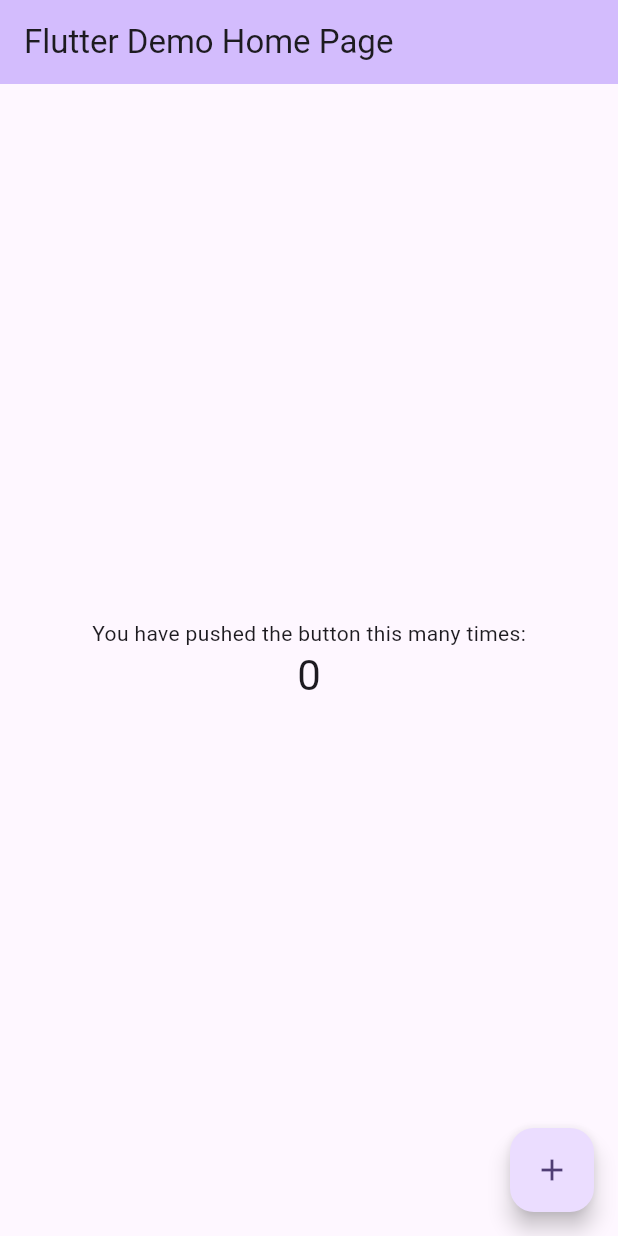
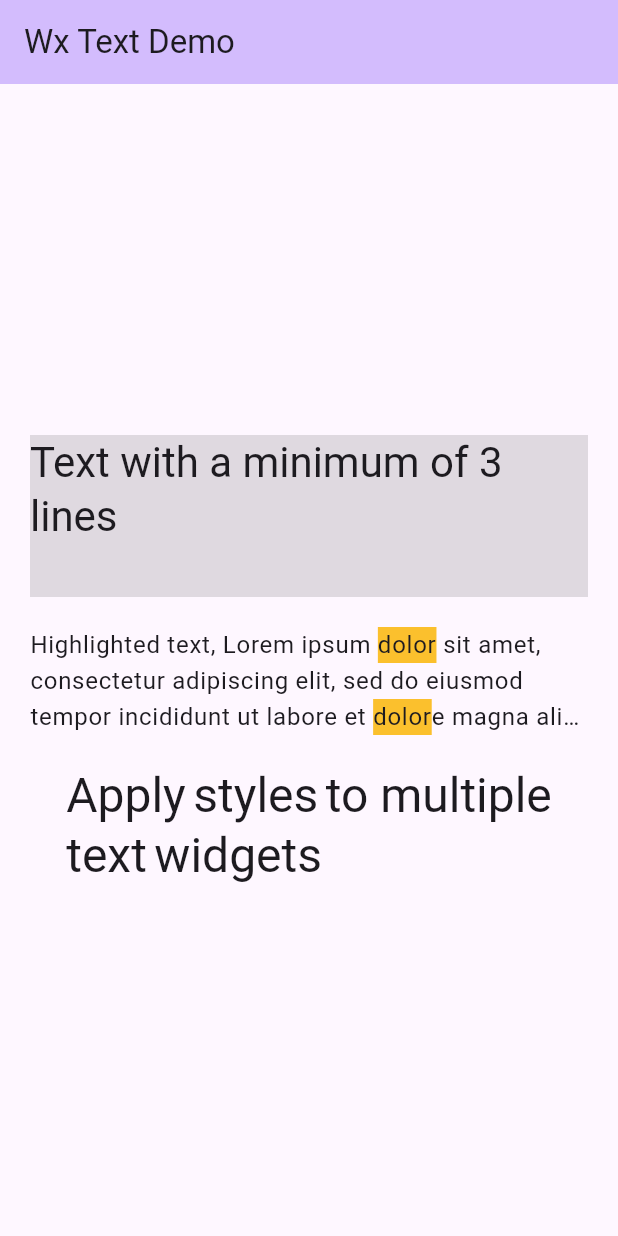
Before and after one commit to davigmacode/flutter_wx_text, a Flutter app: the screen it shows after launch, on a phone screen of 412 x 824 dp. Run offline on Flutter 3.47's test engine with Material 3 defaults, Android fonts, the phone set to English and light mode, and no system bars.

Commit message:
Releases v1.0.0

```diff
--- a/example/lib/main.dart
+++ b/example/lib/main.dart
@@ -1,4 +1,7 @@
+/* spell-checker: disable */
+
 import 'package:flutter/material.dart';
+import 'package:wx_text/wx_text.dart';
 
 void main() {
   runApp(const MyApp());
@@ -7,46 +10,21 @@
 class MyApp extends StatelessWidget {
   const MyApp({super.key});
 
-  // This widget is the root of your application.
   @override
   Widget build(BuildContext context) {
     return MaterialApp(
-      title: 'Flutter Demo',
+      title: 'Wx Text Demo',
       theme: ThemeData(
-        // This is the theme of your application.
-        //
-        // TRY THIS: Try running your application with "flutter run". You'll see
-        // the application has a purple toolbar. Then, without quitting the app,
-        // try changing the seedColor in the colorScheme below to Colors.green
-        // and then invoke "hot reload" (save your changes or press the "hot
-        // reload" button in a Flutter-supported IDE, or press "r" if you used
-        // the command line to start the app).
-        //
-        // Notice that the counter didn't reset back to zero; the application
-        // state is not lost during the reload. To reset the state, use hot
-        // restart instead.
-        //
-        // This works for code too, not just values: Most code changes can be
-        // tested with just a hot reload.
         colorScheme: ColorScheme.fromSeed(seedColor: Colors.deepPurple),
         useMaterial3: true,
       ),
-      home: const MyHomePage(title: 'Flutter Demo Home Page'),
+      home: const MyHomePage(title: 'Wx Text Demo'),
     );
   }
 }
 
 class MyHomePage extends StatefulWidget {
   const MyHomePage({super.key, required this.title});
-
-  // This widget is the home page of your application. It is stateful, meaning
-  // that it has a State object (defined below) that contains fields that affect
-  // how it looks.
-
-  // This class is the configuration for the state. It holds the values (in this
-  // case the title) provided by the parent (in this case the App widget) and
-  // used by the build method of the State. Fields in a Widget subclass are
-  // always marked "final".
 
   final String title;
 
@@ -55,71 +33,56 @@
 }
 
 class _MyHomePageState extends State<MyHomePage> {
-  int _counter = 0;
-
-  void _incrementCounter() {
-    setState(() {
-      // This call to setState tells the Flutter framework that something has
-      // changed in this State, which causes it to rerun the build method below
-      // so that the display can reflect the updated values. If we changed
-      // _counter without calling setState(), then the build method would not be
-      // called again, and so nothing would appear to happen.
-      _counter++;
-    });
-  }
-
   @override
   Widget build(BuildContext context) {
-    // This method is rerun every time setState is called, for instance as done
-    // by the _incrementCounter method above.
-    //
-    // The Flutter framework has been optimized to make rerunning build methods
-    // fast, so that you can just rebuild anything that needs updating rather
-    // than having to individually change instances of widgets.
     return Scaffold(
       appBar: AppBar(
-        // TRY THIS: Try changing the color here to a specific color (to
-        // Colors.amber, perhaps?) and trigger a hot reload to see the AppBar
-        // change color while the other colors stay the same.
         backgroundColor: Theme.of(context).colorScheme.inversePrimary,
-        // Here we take the value from the MyHomePage object that was created by
-        // the App.build method, and use it to set our appbar title.
         title: Text(widget.title),
       ),
       body: Center(
-        // Center is a layout widget. It takes a single child and positions it
-        // in the middle of the parent.
-        child: Column(
-          // Column is also a layout widget. It takes a list of children and
-          // arranges them vertically. By default, it sizes itself to fit its
-          // children horizontally, and tries to be as tall as its parent.
-          //
-          // Column has various properties to control how it sizes itself and
-          // how it positions its children. Here we use mainAxisAlignment to
-          // center the children vertically; the main axis here is the vertical
-          // axis because Columns are vertical (the cross axis would be
-          // horizontal).
-          //
-          // TRY THIS: Invoke "debug painting" (choose the "Toggle Debug Paint"
-          // action in the IDE, or press "p" in the console), to see the
-          // wireframe for each widget.
-          mainAxisAlignment: MainAxisAlignment.center,
-          children: <Widget>[
-            const Text(
-              'You have pushed the button this many times:',
+        child: ConstrainedBox(
+          constraints: const BoxConstraints(
+            maxWidth: 500,
+          ),
+          child: const Padding(
+            padding: EdgeInsets.symmetric(horizontal: 20),
+            child: Column(
+              mainAxisAlignment: MainAxisAlignment.center,
+              children: <Widget>[
+                ColoredBox(
+                  color: Colors.black12,
+                  child: WxText.headlineMedium(
+                    'Text with a minimum of 3 lines',
+                    minLines: 3,
+                  ),
+                ),
+                SizedBox(height: 20),
+                WxText.bodyLarge(
+                  'Highlighted text, Lorem ipsum dolor sit amet, consectetur adipiscing elit, sed do eiusmod tempor incididunt ut labore et dolore magna aliqua. Ut enim ad minim veniam, quis nostrud exercitation ullamco laboris nisi ut aliquip ex ea commodo consequat. Duis aute irure dolor in reprehenderit in voluptate velit esse cillum dolore eu fugiat nulla pariatur. Excepteur sint occaecat cupidatat non proident, sunt in culpa qui officia deserunt mollit anim id est laborum',
+                  highlight: 'dolor',
+                  maxLines: 3,
+                  overflow: TextOverflow.ellipsis,
+                ),
+                SizedBox(height: 20),
+                WxTextStyler(
+                  variant: WxTextVariant.headlineLarge,
+                  child: Wrap(
+                    spacing: 5,
+                    children: [
+                      WxText('Apply'),
+                      WxText('styles'),
+                      WxText('to multiple'),
+                      WxText('text'),
+                      WxText('widgets'),
+                    ],
+                  ),
+                ),
+              ],
             ),
-            Text(
-              '$_counter',
-              style: Theme.of(context).textTheme.headlineMedium,
-            ),
-          ],
+          ),
         ),
       ),
-      floatingActionButton: FloatingActionButton(
-        onPressed: _incrementCounter,
-        tooltip: 'Increment',
-        child: const Icon(Icons.add),
-      ), // This trailing comma makes auto-formatting nicer for build methods.
     );
   }
 }
```
Also changed, not shown: pubspec.yaml (+7 -3 lines), media/preview.jpg (added), 2 other files.
